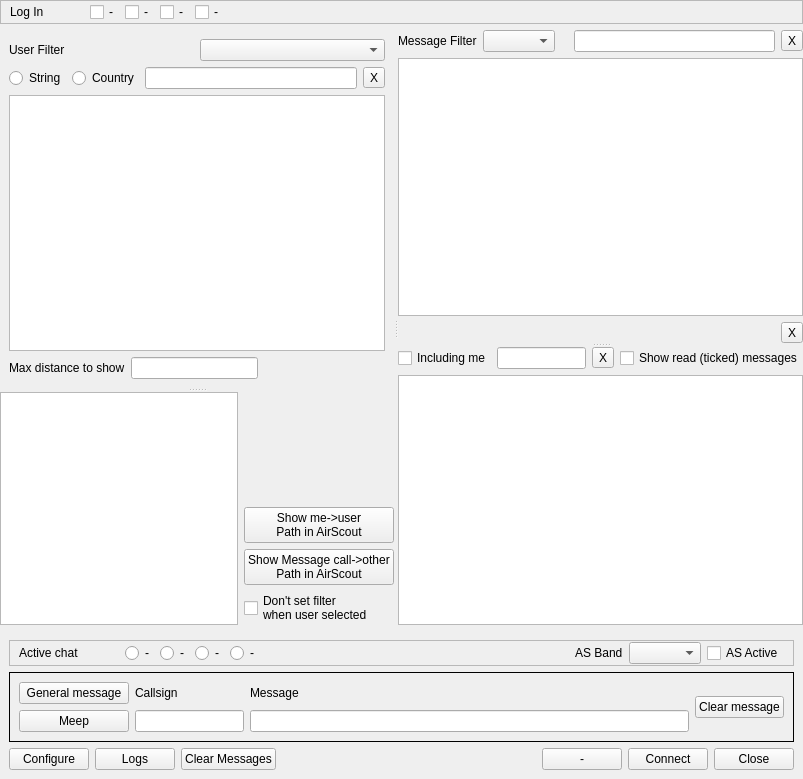
Old version of the form mqt/MqtKSTClient/kstmainwindow.ui in the repository Rsclub22/Minos2-Mirror.
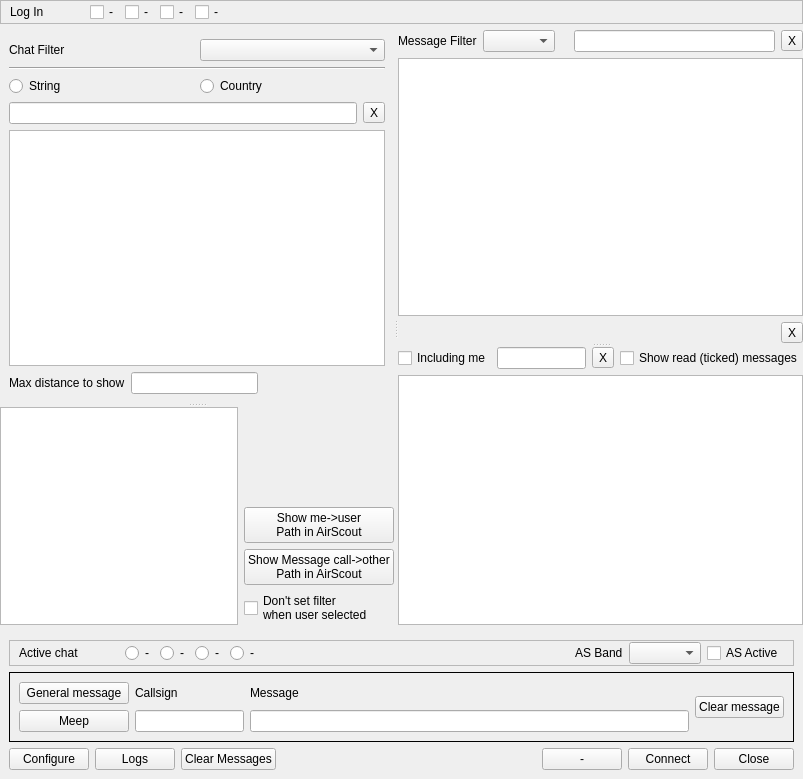
New version of the form. Custom widgets are drawn as their Qt base class.

Commit message: More clarity on KST calls

```diff
--- a/mqt/MqtKSTClient/kstmainwindow.ui
+++ b/mqt/MqtKSTClient/kstmainwindow.ui
@@ -152,7 +152,7 @@
               <item>
                <widget class="QLabel" name="label">
                 <property name="text">
-                 <string>User Filter</string>
+                 <string>Chat Filter</string>
                 </property>
                </widget>
               </item>
@@ -165,6 +165,13 @@
               </item>
              </layout>
             </item>
+            <item>
+             <widget class="Line" name="line">
+              <property name="orientation">
+               <enum>Qt::Horizontal</enum>
+              </property>
+             </widget>
+            </item>
             <item>
              <layout class="QHBoxLayout" name="horizontalLayout_2">
               <item>
@@ -187,6 +194,10 @@
                 </attribute>
                </widget>
               </item>
+             </layout>
+            </item>
+            <item>
+             <layout class="QHBoxLayout" name="horizontalLayout_13">
               <item>
                <widget class="QLineEdit" name="CSFilter">
                 <property name="toolTip">
```
Left out of the diff: 2 changed lines with no effect on the pictures. The commit also changes 1 other file.
